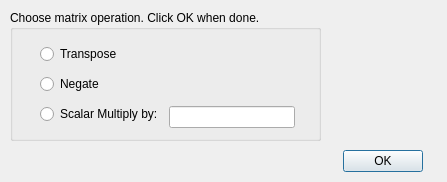
Before: the Qt Designer form src/Interface/Modules/Math/EvaluateLinearAlgebraUnary.ui in SCIInstitute/SCIRun, drawn with Qt 5.
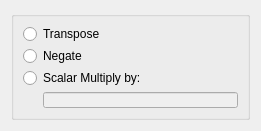
After: the same form once the commit is applied.

Commit message: lineedit in place, enabling done  with designer sig/slots fyi

Patch:
```diff
--- a/src/Interface/Modules/Math/EvaluateLinearAlgebraUnary.ui
+++ b/src/Interface/Modules/Math/EvaluateLinearAlgebraUnary.ui
@@ -6,8 +6,8 @@
    <rect>
     <x>0</x>
     <y>0</y>
-    <width>447</width>
-    <height>182</height>
+    <width>261</width>
+    <height>131</height>
    </rect>
   </property>
   <property name="sizePolicy">
@@ -18,57 +18,20 @@
   </property>
   <property name="minimumSize">
    <size>
-    <width>447</width>
-    <height>182</height>
+    <width>261</width>
+    <height>131</height>
    </size>
   </property>
   <property name="windowTitle">
    <string>Dialog</string>
   </property>
-  <widget class="QDialogButtonBox" name="buttonBox">
-   <property name="enabled">
-    <bool>true</bool>
-   </property>
-   <property name="geometry">
-    <rect>
-     <x>10</x>
-     <y>150</y>
-     <width>413</width>
-     <height>23</height>
-    </rect>
-   </property>
-   <property name="orientation">
-    <enum>Qt::Horizontal</enum>
-   </property>
-   <property name="standardButtons">
-    <set>QDialogButtonBox::Ok</set>
-   </property>
-   <property name="centerButtons">
-    <bool>false</bool>
-   </property>
-  </widget>
+  <layout class="QVBoxLayout" name="verticalLayout_4">
+   <item>
   <widget class="QGroupBox" name="groupBox">
-   <property name="geometry">
-    <rect>
-     <x>10</x>
-     <y>10</y>
-     <width>311</width>
-     <height>131</height>
-    </rect>
-   </property>
    <property name="title">
-    <string>Choose matrix operation. Click OK when done.</string>
-   </property>
-   <widget class="QWidget" name="layoutWidget">
-    <property name="geometry">
-     <rect>
-      <x>30</x>
-      <y>30</y>
-      <width>255</width>
-      <height>88</height>
-     </rect>
-    </property>
-    <layout class="QHBoxLayout" name="horizontalLayout">
+      <string/>
+     </property>
+     <layout class="QVBoxLayout" name="verticalLayout_2">
      <item>
       <layout class="QVBoxLayout" name="verticalLayout">
        <item>
@@ -92,31 +55,39 @@
          </property>
         </widget>
        </item>
-      </layout>
-     </item>
      <item>
-      <layout class="QVBoxLayout" name="verticalLayout_2">
+         <layout class="QHBoxLayout" name="horizontalLayout">
        <item>
-        <spacer name="verticalSpacer">
+           <spacer name="horizontalSpacer">
          <property name="orientation">
-          <enum>Qt::Vertical</enum>
+             <enum>Qt::Horizontal</enum>
+            </property>
+            <property name="sizeType">
+             <enum>QSizePolicy::Preferred</enum>
          </property>
          <property name="sizeHint" stdset="0">
           <size>
            <width>20</width>
-           <height>58</height>
+              <height>20</height>
           </size>
          </property>
         </spacer>
        </item>
        <item>
-        <widget class="QLineEdit" name="scalarLineEdit_"/>
+           <widget class="QLineEdit" name="scalarLineEdit_">
+            <property name="enabled">
+             <bool>false</bool>
+            </property>
+           </widget>
        </item>
       </layout>
      </item>
     </layout>
-   </widget>
-  </widget>
+      </item>
+     </layout>
+    </widget>
+   </item>
+  </layout>
  </widget>
  <resources/>
  <connections>
```
Left out of the diff: 48 changed lines with no effect on the pictures. Lines whose indentation alone changed are shown as unchanged. The commit also changes 4 other files.
